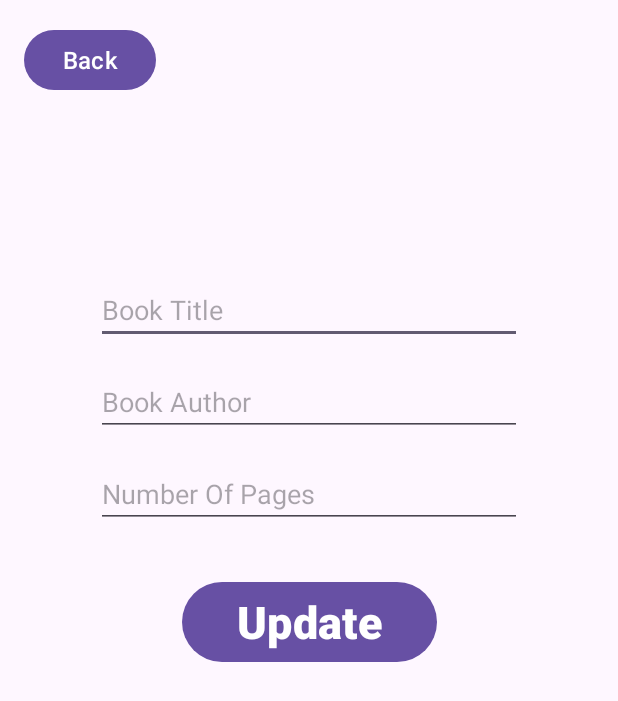
After one commit to oktapiancaw/SimpleBookLibrary, an Android app: the UpdateBookActivity screen opened directly, with no data from a screen before it, on a phone screen of 412 x 824 dp. The commit adds this screen. Shown: the top 701 px of the screen. Run offline under Robolectric (Android 15) with nearby library versions, the phone set to English and light mode, and no system bars.

Commit message:
Added edit book info function

```diff
--- /dev/null
+++ b/app/src/main/java/com/serbi/libraryapplication/UpdateBookActivity.java
@@ -0,0 +1,78 @@
+package com.serbi.libraryapplication;
+
+import android.content.Intent;
+import android.database.sqlite.SQLiteOpenHelper;
+import android.os.Bundle;
+import android.view.View;
+import android.widget.Button;
+import android.widget.EditText;
+import android.widget.Toast;
+
+import androidx.activity.EdgeToEdge;
+import androidx.appcompat.app.AppCompatActivity;
+import androidx.core.graphics.Insets;
+import androidx.core.view.ViewCompat;
+import androidx.core.view.WindowInsetsCompat;
+
+public class UpdateBookActivity extends AppCompatActivity {
+
+    EditText et_bookName_update, et_bookAuthor_update, et_bookPages_update;
+    Button btn_updateBookToMain, btn_updateBook;
+    String bookId, bookName, bookAuthor, bookPages;
+
+    @Override
+    protected void onCreate(Bundle savedInstanceState) {
+        super.onCreate(savedInstanceState);
+        EdgeToEdge.enable(this);
+        setContentView(R.layout.activity_update_book);
+        ViewCompat.setOnApplyWindowInsetsListener(findViewById(R.id.main), (v, insets) -> {
+            Insets systemBars = insets.getInsets(WindowInsetsCompat.Type.systemBars());
+            v.setPadding(systemBars.left, systemBars.top, systemBars.right, systemBars.bottom);
+            return insets;
+        });
+
+        et_bookName_update = findViewById(R.id.et_bookName_update);
+        et_bookAuthor_update = findViewById(R.id.et_bookAuthor_update);
+        et_bookPages_update = findViewById(R.id.et_bookPages_update);
+
+        btn_updateBook = findViewById(R.id.btn_updateBook);
+        btn_updateBookToMain = findViewById(R.id.btn_updateBookToMain);
+
+        getAndSetIntentData();
+
+        btn_updateBookToMain.setOnClickListener(new View.OnClickListener() {
+            @Override
+            public void onClick(View v) {
+                startActivity(new Intent(UpdateBookActivity.this, MainActivity.class));
+            }
+        });
+
+        btn_updateBook.setOnClickListener(new View.OnClickListener() {
+            @Override
+            public void onClick(View v) {
+                DatabaseHelper databaseHelper = new DatabaseHelper(UpdateBookActivity.this);
+
+                String updatedBookName = et_bookName_update.getText().toString();
+                String updatedBookAuthor = et_bookAuthor_update.getText().toString();
+                String updateBookPages = et_bookPages_update.getText().toString();
+
+                databaseHelper.updateBook(bookId, updatedBookName, updatedBookAuthor, updateBookPages);
+            }
+        });
+    }
+
+    private void getAndSetIntentData() {
+        if (getIntent().hasExtra("id") && getIntent().hasExtra("title") && getIntent().hasExtra("author") && getIntent().hasExtra("pages")) {
+            bookId = getIntent().getStringExtra("id");
+            bookName = getIntent().getStringExtra("title");
+            bookAuthor = getIntent().getStringExtra("author");
+            bookPages = getIntent().getStringExtra("pages");
+
+            et_bookName_update.setText(bookName.toString());
+            et_bookAuthor_update.setText(bookAuthor.toString());
+            et_bookPages_update.setText(bookPages.toString());
+        } else {
+            Toast.makeText(this, "No book data", Toast.LENGTH_SHORT).show();
+        }
+    }
+}
--- /dev/null
+++ b/app/src/main/res/layout/activity_update_book.xml
@@ -0,0 +1,77 @@
+<?xml version="1.0" encoding="utf-8"?>
+<androidx.constraintlayout.widget.ConstraintLayout xmlns:android="http://schemas.android.com/apk/res/android"
+    xmlns:app="http://schemas.android.com/apk/res-auto"
+    xmlns:tools="http://schemas.android.com/tools"
+    android:id="@+id/main"
+    android:layout_width="match_parent"
+    android:layout_height="match_parent"
+    tools:context=".UpdateBookActivity">
+
+    <EditText
+        android:id="@+id/et_bookName_update"
+        android:layout_width="0dp"
+        android:layout_height="wrap_content"
+        android:layout_marginStart="64dp"
+        android:layout_marginTop="184dp"
+        android:layout_marginEnd="64dp"
+        android:ems="10"
+        android:hint="Book Title"
+        android:inputType="text"
+        app:layout_constraintEnd_toEndOf="parent"
+        app:layout_constraintHorizontal_bias="0.497"
+        app:layout_constraintStart_toStartOf="parent"
+        app:layout_constraintTop_toTopOf="parent" />
+
+    <EditText
+        android:id="@+id/et_bookAuthor_update"
+        android:layout_width="0dp"
+        android:layout_height="wrap_content"
+        android:layout_marginStart="64dp"
+        android:layout_marginTop="16dp"
+        android:layout_marginEnd="64dp"
+        android:ems="10"
+        android:hint="Book Author"
+        android:inputType="text"
+        app:layout_constraintEnd_toEndOf="parent"
+        app:layout_constraintHorizontal_bias="0.512"
+        app:layout_constraintStart_toStartOf="parent"
+        app:layout_constraintTop_toBottomOf="@+id/et_bookName_update" />
+
+    <EditText
+        android:id="@+id/et_bookPages_update"
+        android:layout_width="0dp"
+        android:layout_height="wrap_content"
+        android:layout_marginStart="64dp"
+        android:layout_marginTop="16dp"
+        android:layout_marginEnd="64dp"
+        android:ems="10"
+        android:hint="Number Of Pages"
+        android:inputType="text"
+        app:layout_constraintEnd_toEndOf="parent"
+        app:layout_constraintHorizontal_bias="0.512"
+        app:layout_constraintStart_toStartOf="parent"
+        app:layout_constraintTop_toBottomOf="@+id/et_bookAuthor_update" />
+
+    <Button
+        android:id="@+id/btn_updateBook"
+        android:layout_width="170dp"
+        android:layout_height="61dp"
+        android:layout_marginTop="32dp"
+        android:text="Update"
+        android:textSize="30sp"
+        android:textStyle="bold"
+        app:layout_constraintEnd_toEndOf="parent"
+        app:layout_constraintStart_toStartOf="parent"
+        app:layout_constraintTop_toBottomOf="@+id/et_bookPages_update" />
+
+    <Button
+        android:id="@+id/btn_updateBookToMain"
+        android:layout_width="wrap_content"
+        android:layout_height="wrap_content"
+        android:layout_marginStart="16dp"
+        android:layout_marginTop="16dp"
+        android:text="Back"
+        android:textSize="16sp"
+        app:layout_constraintStart_toStartOf="parent"
+        app:layout_constraintTop_toTopOf="parent" />
+</androidx.constraintlayout.widget.ConstraintLayout>
--- a/app/src/main/res/layout/bookrow.xml
+++ b/app/src/main/res/layout/bookrow.xml
@@ -2,6 +2,7 @@
 <LinearLayout xmlns:android="http://schemas.android.com/apk/res/android"
     xmlns:app="http://schemas.android.com/apk/res-auto"
     xmlns:tools="http://schemas.android.com/tools"
+    android:id="@+id/bookRow"
     android:layout_width="match_parent"
     android:layout_height="wrap_content">
 
```
Also changed, not shown: app/src/main/AndroidManifest.xml (+8 -5 lines), app/src/main/java/com/serbi/libraryapplication/CustomBookAdapter.java (+15 -0 lines), app/src/main/java/com/serbi/libraryapplication/DatabaseHelper.java (+16 -0 lines).
